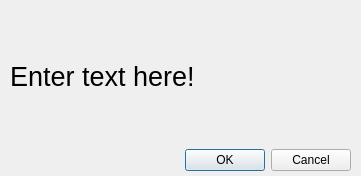
Above: gettextdialog.ui from iynaur/iynaur-s-vector-drawing before the change. Below: the same form after it.
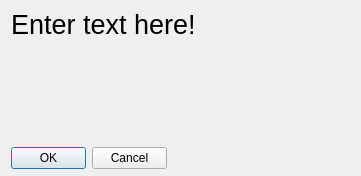
That is the form after the change.

What changed in the file:
```diff
--- a/gettextdialog.ui
+++ b/gettextdialog.ui
@@ -13,18 +13,15 @@
   <property name="windowTitle">
    <string>Dialog</string>
   </property>
-  <widget class="QWidget" name="verticalLayoutWidget">
-   <property name="geometry">
-    <rect>
-     <x>10</x>
-     <y>10</y>
-     <width>341</width>
-     <height>161</height>
-    </rect>
-   </property>
-   <layout class="QVBoxLayout" name="verticalLayout">
-    <item>
      <widget class="QLabel" name="label">
+   <property name="geometry">
+    <rect>
+     <x>11</x>
+     <y>11</y>
+     <width>224</width>
+     <height>27</height>
+    </rect>
+   </property>
       <property name="font">
        <font>
         <pointsize>20</pointsize>
@@ -34,9 +31,15 @@
        <string>Enter text here!</string>
       </property>
      </widget>
-    </item>
-    <item>
      <widget class="QDialogButtonBox" name="buttonBox">
+   <property name="geometry">
+    <rect>
+     <x>11</x>
+     <y>147</y>
+     <width>156</width>
+     <height>23</height>
+    </rect>
+   </property>
       <property name="orientation">
        <enum>Qt::Horizontal</enum>
       </property>
@@ -44,9 +47,6 @@
        <set>QDialogButtonBox::Cancel|QDialogButtonBox::Ok</set>
       </property>
      </widget>
-    </item>
-   </layout>
-  </widget>
  </widget>
  <resources/>
  <connections>
```
Left out of the diff: 32 changed lines with no effect on the pictures. Lines whose indentation alone changed are shown as unchanged.
